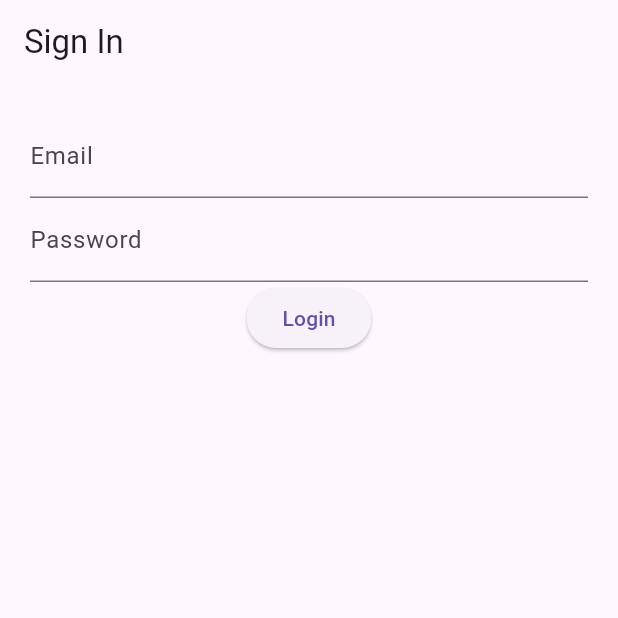
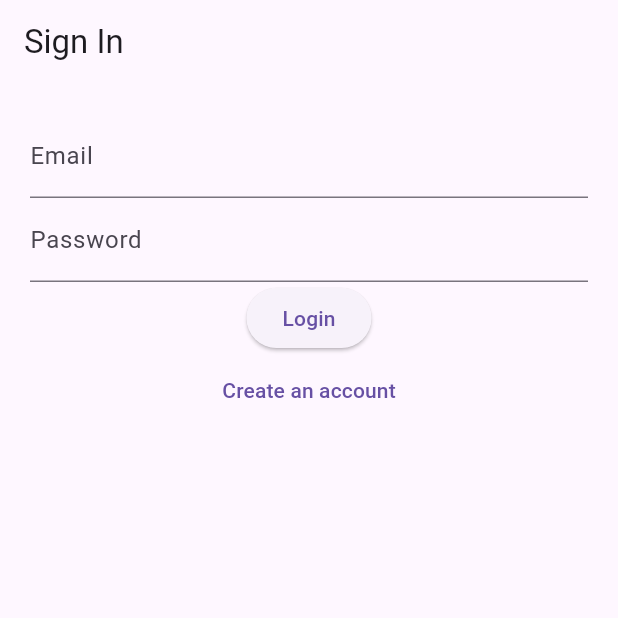
Before and after one commit to NormaLanc/SaaS_Project, a Flutter app: the screen it shows after launch, on a phone screen of 412 x 824 dp, the top half of it. Run offline on Flutter 3.47's test engine with Material 3 defaults, Android fonts, the phone set to English and light mode, and no system bars; our stand-ins replace supabase_flutter; accounts and stored records are empty.

Commit message:
Initial Setup for create_account.dart

```diff
--- a/family_saas/lib/Pages/auth_gate.dart
+++ b/family_saas/lib/Pages/auth_gate.dart
@@ -12,8 +12,13 @@ class AuthGate extends StatelessWidget {
   @override
   Widget build(BuildContext context) {
 
+    return StreamBuilder<AuthState>(
+      stream: Supabase.instance.client.auth.onAuthStateChange,
+
+      builder: (context, snapshot) {
+
         final session =
-        Supabase.instance.client.auth.currentSession;
+            snapshot.data?.session;
 
 
         if (session != null) {
@@ -26,5 +31,8 @@ class AuthGate extends StatelessWidget {
 
         }
 
+      },
+    );
+
   }
 }
--- a/family_saas/lib/Pages/create_account.dart
+++ b/family_saas/lib/Pages/create_account.dart
@@ -1,6 +1,8 @@
 import 'package:flutter/material.dart';
 import '../Services/auth_service.dart';
 
+//TODO: Add Name
+//TODO: Add Phone Number
 
 class RegisterPage extends StatefulWidget {
   const RegisterPage({super.key});
--- a/family_saas/lib/Pages/sign_in.dart
+++ b/family_saas/lib/Pages/sign_in.dart
@@ -1,5 +1,6 @@
 import 'package:flutter/material.dart';
 import '../Services/auth_service.dart';
+import '../Pages/create_account.dart';
 
 
 class SignInPage extends StatefulWidget {
@@ -87,7 +88,24 @@ class _SignInPageState extends State<SignInPage> {
             ElevatedButton(
               onPressed: register,
               child: const Text("Login"),
-            )
+            ),
+
+            //The registration button
+            TextButton(
+              onPressed: () {
+
+              Navigator.push(
+                context,
+              MaterialPageRoute(
+               builder: (context) => const RegisterPage(),
+              ),
+            );
+
+          },
+          child: const Text(
+            "Create an account",
+          ),
+        ),
 
           ],
         ),
--- a/family_saas/lib/main.dart
+++ b/family_saas/lib/main.dart
@@ -9,7 +9,7 @@ Future<void> main() async {
 
   await Supabase.initialize(
     //URL to the database
-    url: 'https://ednrgrcrhqvrjiukthzd.supabase.co/rest/v1/',
+    url: 'https://ednrgrcrhqvrjiukthzd.supabase.co',
     anonKey: 'eyJhbGciOiJIUzI1NiIsInR5cCI6IkpXVCJ9.eyJpc3MiOiJzdXBhYmFzZSIsInJlZiI6ImVkbnJncmNyaHF2cmppdWt0aHpkIiwicm9sZSI6ImFub24iLCJpYXQiOjE3ODUxODg4NjksImV4cCI6MjEwMDc2NDg2OX0.V0prLDH4IL3znllgO2cHLzBZtq6H7xh_q5ZjS6FvT-0',
   );
 
```
Lines whose indentation alone changed are shown as unchanged.
